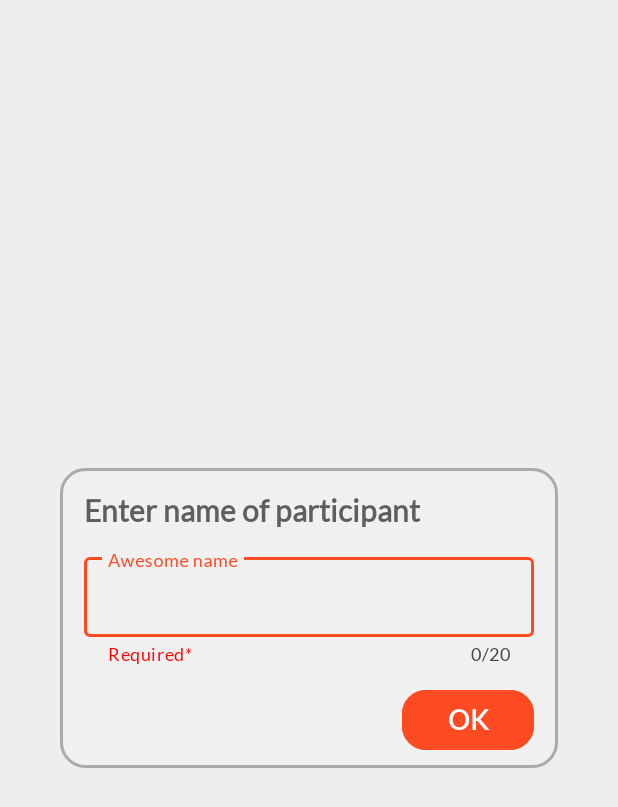
After one commit to VladosDudos1/PartyBankCalculator, an Android app: the layout edit_friend_dialog.xml on its own in the app's theme, with its tools: preview values and no code run, on a phone screen of 412 x 824 dp. The commit adds this screen. Shown: the top 807 px of the screen. Run offline under Robolectric (Android 15) with nearby library versions, the phone set to English and light mode, and no system bars.

Commit message:
friends viewed

```diff
--- a/app/src/main/java/vlados/dudos/party/bank/calculator/presentation/fragment/base/BaseFragment.kt
+++ b/app/src/main/java/vlados/dudos/party/bank/calculator/presentation/fragment/base/BaseFragment.kt
@@ -121,6 +121,10 @@ abstract class BaseFragment : Fragment(), ParticipantAdapter.OnClick, IUpdateUi
                         if (it.id == participant.id) {
                             it.name = participantNameEdited
                         }
+                        if (it in listOfFriends){
+                            App.sharedManager.saveFriends(it, false)
+                        }
+
                     }
                     dismiss()
                 } else dialogBinding.inputLayout.helperText =
--- /dev/null
+++ b/app/src/main/res/layout/edit_friend_dialog.xml
@@ -0,0 +1,60 @@
+<?xml version="1.0" encoding="utf-8"?>
+<androidx.constraintlayout.widget.ConstraintLayout xmlns:android="http://schemas.android.com/apk/res/android"
+    xmlns:app="http://schemas.android.com/apk/res-auto"
+    android:layout_width="wrap_content"
+    android:layout_height="200dp"
+    android:layout_gravity="center"
+    android:background="@drawable/card_form">
+
+    <TextView
+        android:id="@+id/titleTxt"
+        android:layout_width="0dp"
+        android:layout_height="wrap_content"
+        android:layout_margin="16dp"
+        android:text="@string/enter_participant_name"
+        android:theme="@style/TitleText"
+        app:layout_constraintEnd_toEndOf="parent"
+        app:layout_constraintStart_toStartOf="parent"
+        app:layout_constraintTop_toTopOf="parent" />
+
+    <com.google.android.material.textfield.TextInputLayout
+        android:id="@+id/inputLayout"
+        android:layout_width="300dp"
+        android:layout_height="wrap_content"
+        android:layout_marginHorizontal="16dp"
+        android:hint="@string/awesome_name"
+        app:counterEnabled="true"
+        style="@style/InputLayoutStyle"
+        app:counterMaxLength="20"
+        app:endIconTint="@color/mainColor"
+        app:endIconDrawable="@drawable/baseline_cancel_24"
+        app:endIconMode="clear_text"
+        app:helperText="@string/required_field"
+        android:layout_marginVertical="4dp"
+        app:helperTextTextColor="@color/red"
+        app:layout_constraintBottom_toTopOf="@+id/okButton"
+        app:layout_constraintEnd_toEndOf="parent"
+        app:layout_constraintStart_toStartOf="parent"
+        app:layout_constraintTop_toBottomOf="@+id/titleTxt">
+
+        <com.google.android.material.textfield.TextInputEditText
+            android:id="@+id/nameEditText"
+            android:layout_width="match_parent"
+            android:layout_height="wrap_content"
+            android:inputType="textPersonName"
+            android:maxLength="20"
+            android:maxLines="1" />
+    </com.google.android.material.textfield.TextInputLayout>
+
+    <com.google.android.material.button.MaterialButton
+        android:id="@+id/okButton"
+        style="@style/ButtonStyle"
+        android:layout_width="wrap_content"
+        android:layout_height="wrap_content"
+        android:layout_marginHorizontal="16dp"
+        android:layout_marginVertical="8dp"
+        android:text="@string/ok"
+        app:layout_constraintBottom_toBottomOf="parent"
+        app:layout_constraintEnd_toEndOf="parent" />
+
+</androidx.constraintlayout.widget.ConstraintLayout>
--- a/domain/src/main/java/vlados/dudos/domain/system/SharedManager.kt
+++ b/domain/src/main/java/vlados/dudos/domain/system/SharedManager.kt
@@ -85,6 +85,10 @@ class SharedManager(private val baseContext: Context) {
         val listFriends = getFriendsList()
         if (isDelete) listFriends.remove(listFriends.first { it.name == friend.name })
         else if (!listFriends.map { it.name }.contains(friend.name)) listFriends.add(friend)
+        else if (listFriends.map { it.name }.contains(friend.name)){
+            val friendEdit = listFriends.first { it.name == friend.name }
+            friendEdit.name = friend.name
+        }
         val saveString = Gson().toJson(listFriends)
         shared.edit().putString("FriendsList", saveString).apply()
     }
```
Also changed, not shown: app/src/main/java/vlados/dudos/party/bank/calculator/presentation/adapter/FriendsAdapter.kt (added, +46 -0 lines), app/src/main/java/vlados/dudos/party/bank/calculator/presentation/fragment/FriendsListFragment.kt (+91 -3 lines), app/src/main/res/layout/fragment_friends_list.xml (+50 -2 lines), app/src/main/res/layout/friend_view.xml (added, +78 -0 lines).
